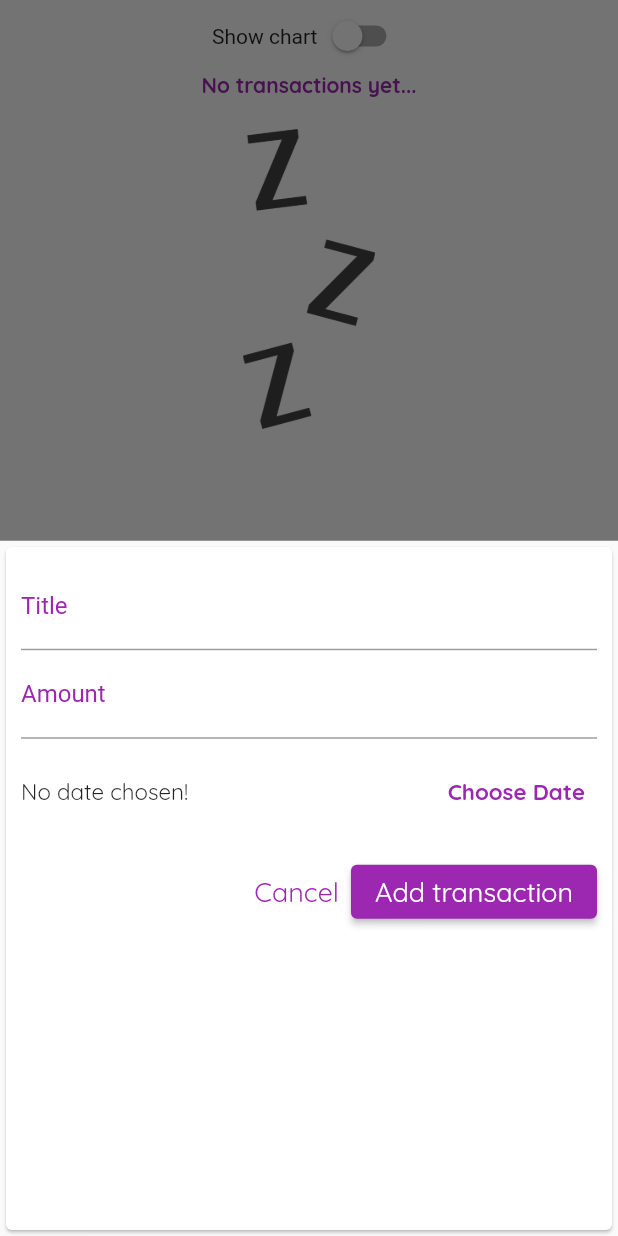
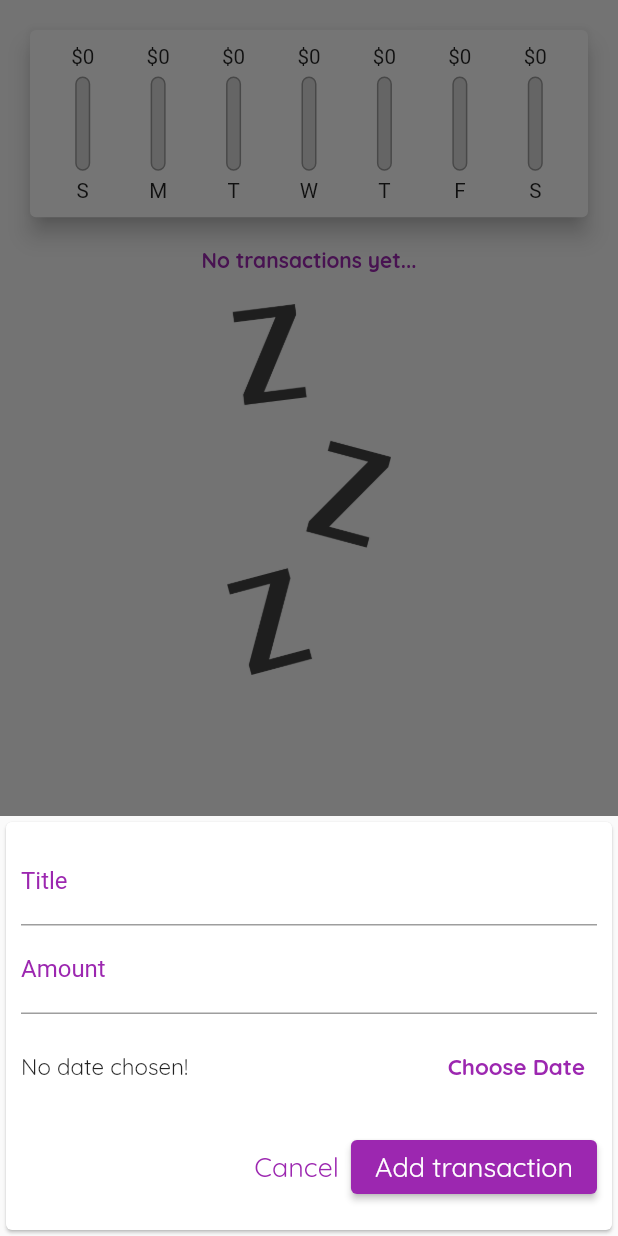
Before and after one commit to kopiHyper/expenses_tracker, a Flutter app: the screen it shows after launch, after a tap on the "add circle" icon, on a phone screen of 412 x 824 dp. Run offline on Flutter 3.47's test engine with Material 2 defaults, Android fonts, the phone set to English and light mode, and no system bars.

Commit message:
Configured responsive modal and showing diffrent content on landscape

```diff
--- a/lib/main.dart
+++ b/lib/main.dart
@@ -67,6 +67,7 @@ class _MyHomePageState extends State<MyHomePage> {
 
   void _showAddNewSheet(BuildContext ctx) {
     showModalBottomSheet(
+      isScrollControlled: true,
       context: ctx,
       builder: (_) {
         return NewTransaction(_addNewTransaction);
@@ -82,11 +83,18 @@ class _MyHomePageState extends State<MyHomePage> {
 
   @override
   Widget build(BuildContext context) {
+    final isLandscape =
+        MediaQuery.of(context).orientation == Orientation.landscape;
+    final txListWidget = Container(
+      height: MediaQuery.of(context).size.height * 0.5,
+      child: TransactionList(_userTransactions, _deleteTransaction),
+    );
     return Scaffold(
       body: SafeArea(
         child: Column(
           crossAxisAlignment: CrossAxisAlignment.center,
           children: [
+            if (isLandscape)
               Row(
                 mainAxisAlignment: MainAxisAlignment.center,
                 children: [
@@ -101,9 +109,18 @@ class _MyHomePageState extends State<MyHomePage> {
                   )
                 ],
               ),
+            if (!isLandscape)
+              Container(
+                  height: MediaQuery.of(context).size.height * 0.2,
+                  child: Chart(_recentTransactions)),
+            if (!isLandscape) txListWidget,
+            if (isLandscape)
               _showChart
-                ? Chart(_recentTransactions)
-                : TransactionList(_userTransactions, _deleteTransaction),
+                  ? Container(
+                      height: MediaQuery.of(context).size.height * 0.6,
+                      child: Chart(_recentTransactions),
+                    )
+                  : txListWidget,
           ],
         ),
       ),
--- a/lib/widgets/chart.dart
+++ b/lib/widgets/chart.dart
@@ -37,7 +37,7 @@ class Chart extends StatelessWidget {
   @override
   Widget build(BuildContext context) {
     return Container(
-      height: MediaQuery.of(context).size.height * 0.2,
+      height: MediaQuery.of(context).size.height * 0.8,
       child: Card(
         elevation: 6,
         margin: EdgeInsets.all(20),
--- a/lib/widgets/new_transaction.dart
+++ b/lib/widgets/new_transaction.dart
@@ -53,10 +53,17 @@ class _NewTransactionState extends State<NewTransaction> {
   Widget build(BuildContext context) {
     final curScaleFactor = MediaQuery.of(context).textScaleFactor;
 
-    return Card(
+    return SingleChildScrollView(
+      child: Card(
         child: Container(
-        padding: EdgeInsets.all(10),
+          padding: EdgeInsets.only(
+            top: 10,
+            left: 10,
+            right: 10,
+            bottom: MediaQuery.of(context).viewInsets.bottom + 10,
+          ),
           child: Column(
+            mainAxisSize: MainAxisSize.min,
             crossAxisAlignment: CrossAxisAlignment.end,
             children: [
               TextField(
@@ -159,6 +166,7 @@ class _NewTransactionState extends State<NewTransaction> {
             ],
           ),
         ),
+      ),
     );
   }
 }
--- a/lib/widgets/transaction_list.dart
+++ b/lib/widgets/transaction_list.dart
@@ -15,7 +15,8 @@ class TransactionList extends StatelessWidget {
     return Container(
       height: MediaQuery.of(context).size.height * 0.6,
       child: transactions.isEmpty
-          ? Column(
+          ? LayoutBuilder(builder: (ctx, constrains) {
+              return Column(
                 children: [
                   Text(
                     'No transactions yet...',
@@ -28,14 +29,15 @@ class TransactionList extends StatelessWidget {
                     height: 20,
                   ),
                   Container(
-                  height: 200,
+                    height: constrains.maxHeight * 0.6,
                     child: Image.asset(
                       'assets/images/waiting.png',
                       fit: BoxFit.cover,
                     ),
                   ),
                 ],
-            )
+              );
+            })
           : ListView.builder(
               itemBuilder: (context, index) {
                 return Card(
```
Lines whose indentation alone changed are shown as unchanged.
